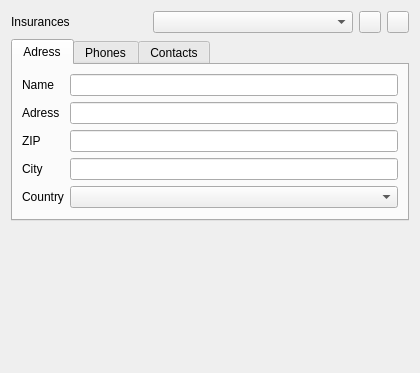
Above: plugins/accountplugin/preferences/insurancepage.ui from FreeHealth/freehealth before the change. Below: the same form after it.
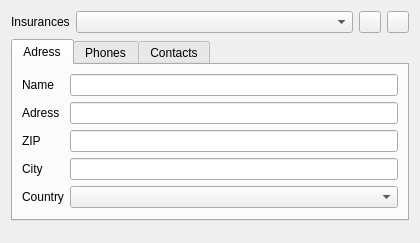
That is the form after the change. Custom widgets are drawn as their Qt base class.

Diff of the .ui file:
```diff
--- a/plugins/accountplugin/preferences/insurancepage.ui
+++ b/plugins/accountplugin/preferences/insurancepage.ui
@@ -7,22 +7,22 @@
     <x>0</x>
     <y>0</y>
     <width>420</width>
-    <height>373</height>
+    <height>243</height>
    </rect>
   </property>
   <property name="windowTitle">
    <string>Form</string>
   </property>
-  <layout class="QGridLayout" name="gridLayout">
+  <layout class="QFormLayout" name="formLayout_4">
    <item row="0" column="0">
-    <layout class="QHBoxLayout" name="horizontalLayout">
-     <item>
       <widget class="QLabel" name="label_2">
        <property name="text">
         <string>Insurances</string>
        </property>
       </widget>
      </item>
+   <item row="0" column="1">
+    <layout class="QHBoxLayout" name="horizontalLayout">
      <item>
       <widget class="QComboBox" name="insuranceComboBox">
        <property name="minimumSize">
@@ -73,7 +73,7 @@
      </item>
     </layout>
    </item>
-   <item row="1" column="0">
+   <item row="1" column="0" colspan="2">
     <widget class="QTabWidget" name="tabWidget">
      <property name="currentIndex">
       <number>0</number>
@@ -245,7 +245,7 @@
      </widget>
     </widget>
    </item>
-   <item row="2" column="0">
+   <item row="2" column="0" colspan="2">
     <spacer name="verticalSpacer">
      <property name="orientation">
       <enum>Qt::Vertical</enum>
```
Lines whose indentation alone changed are shown as unchanged.
